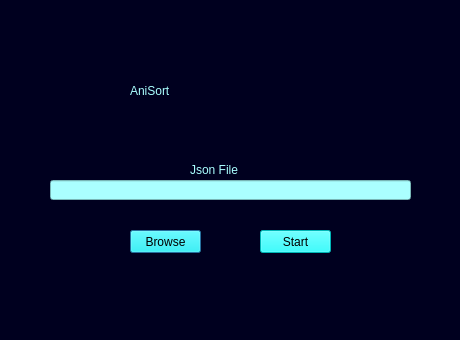
This is GUI/Browse.ui in Kortzy/AniSort as Qt 5 draws it before an edit. The edited form follows.
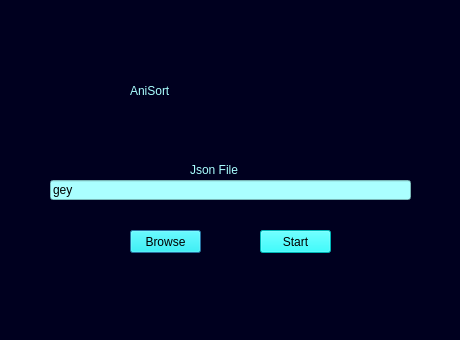
This is the edited form.

The edit to the form file:
```diff
--- a/GUI/Browse.ui
+++ b/GUI/Browse.ui
@@ -62,10 +62,11 @@
    <property name="styleSheet">
     <string notr="true">background-color: rgb(170, 255, 255);
 alternate-background-color: rgb(170, 170, 255);
-border-color: rgb(0, 0, 74);</string>
+border-color: rgb(0, 0, 74);
+color: rgb(0, 0, 0);</string>
    </property>
    <property name="text">
-    <string/>
+    <string>gey</string>
    </property>
   </widget>
   <widget class="QPushButton" name="browse">
```
Left out of the diff: 4 changed lines with no effect on the pictures.
